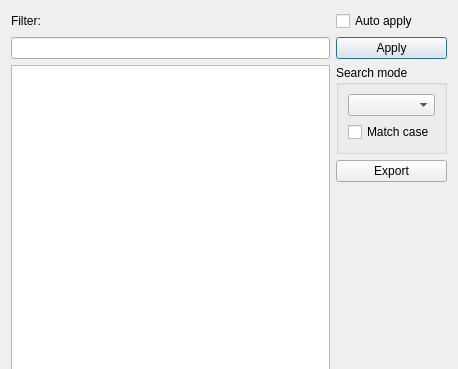
Qt form src/ui/dictheadwords.ui (xiaoyifang/goldendict-ng) before a commit; both pictures show x 0 to 458 and y 0 to 369 of the 458 by 550 pixel window.
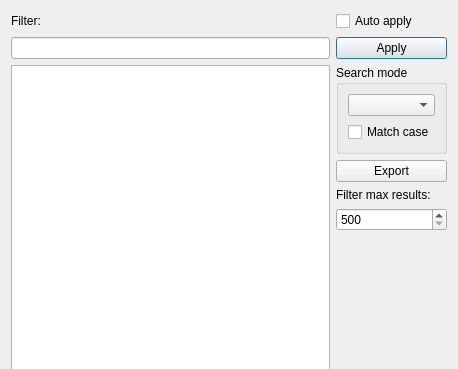
The same form after that commit.

Commit message: fix: headword dialog ui add max filter results

What changed in the file:
```diff
--- a/src/ui/dictheadwords.ui
+++ b/src/ui/dictheadwords.ui
@@ -101,6 +101,32 @@
         </widget>
        </item>
        <item>
+           <widget class="QLabel" name="label_2">
+               <property name="toolTip">
+                   <string>Specify the maximum filtered headwords returned.</string>
+               </property>
+               <property name="text">
+                   <string>Filter max results:</string>
+               </property>
+           </widget>
+       </item>
+          <item>
+              <widget class="QSpinBox" name="filterMaxResult">
+                  <property name="toolTip">
+                      <string/>
+                  </property>
+                  <property name="minimum">
+                      <number>500</number>
+                  </property>
+                  <property name="maximum">
+                      <number>3000</number>
+                  </property>
+                  <property name="singleStep">
+                      <number>50</number>
+                  </property>
+              </widget>
+          </item>
+          <item>
         <spacer name="verticalSpacer">
          <property name="orientation">
           <enum>Qt::Vertical</enum>
```
The commit also changes 3 other files.
